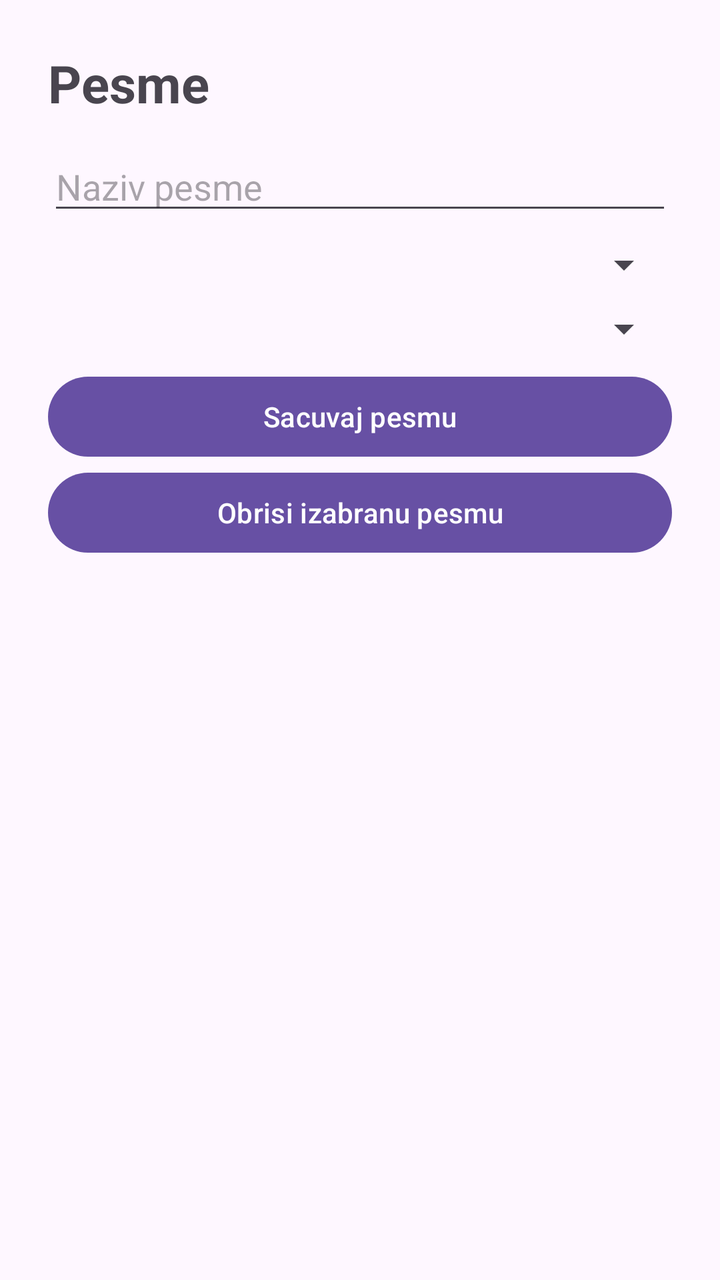
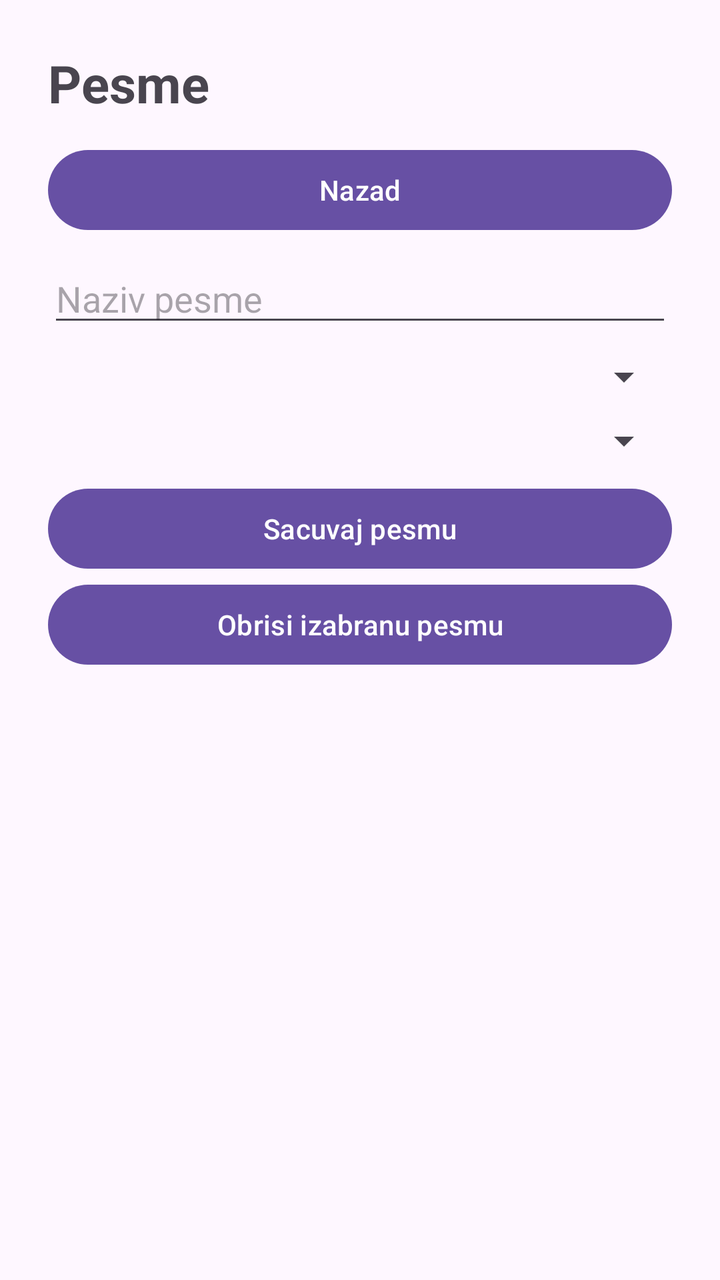

Two renders of the same Android screen: before a commit and after it. Below are the layout's source before the change and the commit's diff.
<!-- AndroidManifest.xml: activity theme Theme.MusicLibraryDB -->
<!-- res/layout/activity_song.xml -->
<?xml version="1.0" encoding="utf-8"?>
<LinearLayout xmlns:android="http://schemas.android.com/apk/res/android"
    android:layout_width="match_parent"
    android:layout_height="match_parent"
    android:orientation="vertical"
    android:padding="24dp">

    <TextView
        android:layout_width="match_parent"
        android:layout_height="wrap_content"
        android:text="Pesme"
        android:textSize="26sp"
        android:textStyle="bold"
        android:layout_marginBottom="12dp" />

    <EditText
        android:id="@+id/songTitleInput"
        android:layout_width="match_parent"
        android:layout_height="wrap_content"
        android:hint="Naziv pesme"
        android:layout_marginBottom="8dp" />

    <Spinner
        android:id="@+id/songArtistSpinner"
        android:layout_width="match_parent"
        android:layout_height="wrap_content"
        android:layout_marginBottom="8dp" />

    <Spinner
        android:id="@+id/songGenreSpinner"
        android:layout_width="match_parent"
        android:layout_height="wrap_content"
        android:layout_marginBottom="8dp" />

    <Button
        android:id="@+id/saveSongButton"
        android:layout_width="match_parent"
        android:layout_height="wrap_content"
        android:text="Sacuvaj pesmu" />

    <Button
        android:id="@+id/deleteSongButton"
        android:layout_width="match_parent"
        android:layout_height="wrap_content"
        android:text="Obrisi izabranu pesmu"
        android:layout_marginBottom="12dp" />

    <ListView
        android:id="@+id/songListView"
        android:layout_width="match_parent"
        android:layout_height="0dp"
        android:layout_weight="1" />

</LinearLayout>
<!-- resources referenced by this layout -->
<resources>
  <style name="Theme.MusicLibraryDB" parent="Base.Theme.MusicLibraryDB" />
  <style name="Base.Theme.MusicLibraryDB" parent="Theme.Material3.DayNight.NoActionBar">
          
          
      </style>
</resources>

<!-- the commit's change to res/layout/activity_song.xml (unified diff, before → after) -->
@@ -12,6 +12,13 @@
         android:textSize="26sp"
         android:textStyle="bold"
         android:layout_marginBottom="12dp" />
+
+    <Button
+        android:id="@+id/backButton"
+        android:layout_width="match_parent"
+        android:layout_height="wrap_content"
+        android:text="Nazad"
+        android:layout_marginBottom="8dp" />
 
     <EditText
         android:id="@+id/songTitleInput"
